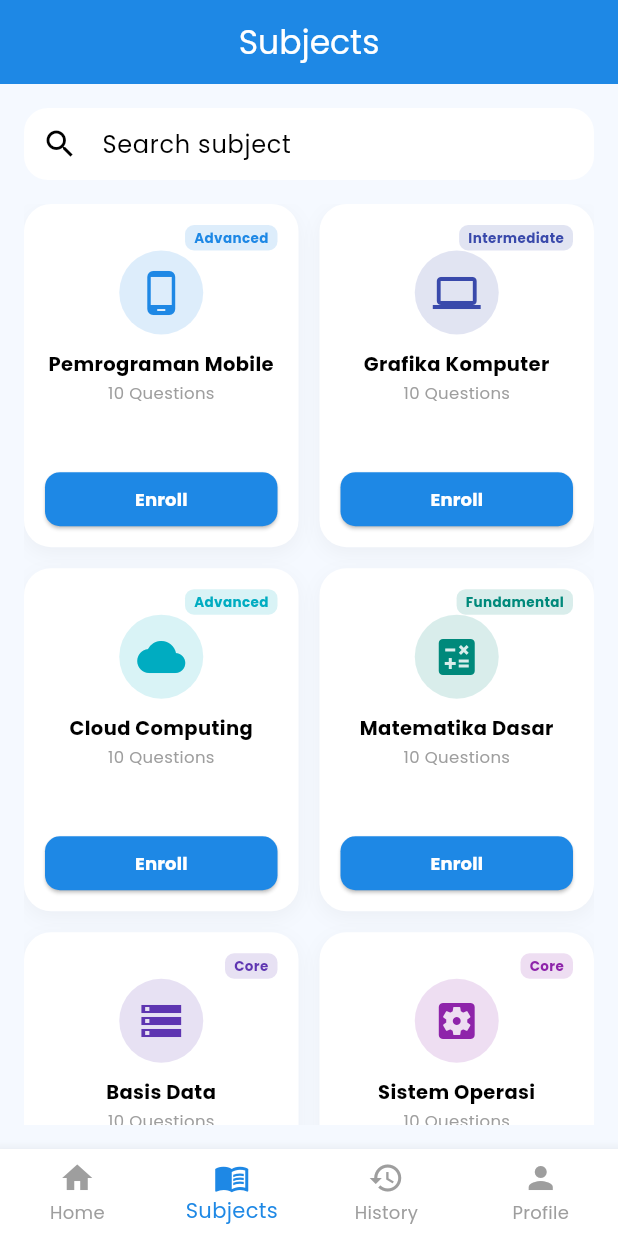
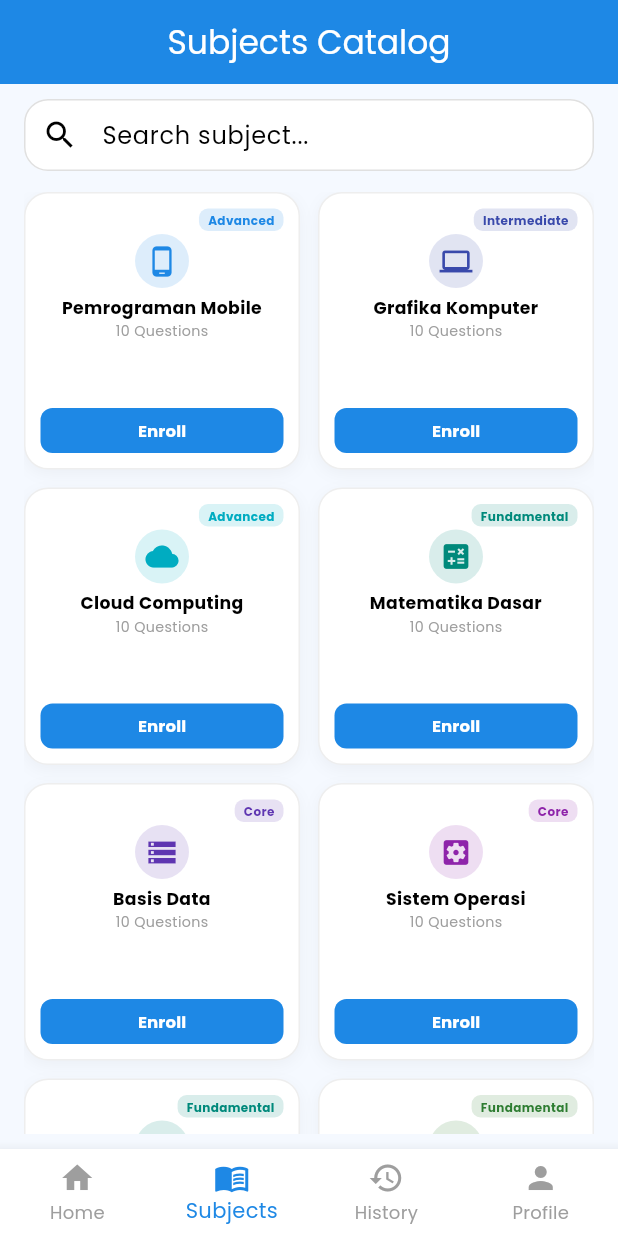
Before and after one commit to ysjltaa/quizly, a Flutter app: the screen it shows after launch, item 2 of the bottom bar chosen, on a phone screen of 412 x 824 dp. Run offline on Flutter 3.47's test engine with Material 3 defaults, Android fonts, the phone set to English and light mode, and no system bars; our stand-ins replace google_fonts, image_picker.

Commit message:
Refactor SubjectsScreen layout and search feature
Updated the SubjectsScreen layout and search functionality for better user experience.

```diff
--- a/lib/screens/subjects_screen.dart
+++ b/lib/screens/subjects_screen.dart
@@ -46,58 +46,68 @@ class _SubjectsScreenState extends State<SubjectsScreen> {
         .toList();
 
     return Scaffold(
-      appBar: AppBar(title: const Text("Subjects")),
+      appBar: AppBar(title: const Text("Subjects Catalog"), elevation: 0),
       body: SafeArea(
         child: Padding(
-          padding: const EdgeInsets.all(16.0),
+          padding: const EdgeInsets.symmetric(horizontal: 16.0, vertical: 10.0),
           child: Column(
             children: [
               // Search Input Field
               TextField(
                 onChanged: (val) => setState(() => _searchQuery = val),
                 decoration: InputDecoration(
-                  hintText: "Search subject ",
+                  hintText: "Search subject...",
                   prefixIcon: const Icon(Icons.search),
                   filled: true,
                   fillColor: isDark ? const Color(0xFF1E293B) : Colors.white,
                   border: OutlineInputBorder(
                     borderRadius: BorderRadius.circular(16),
-                    borderSide: BorderSide.none,
+                    borderSide: BorderSide(color: isDark ? Colors.white12 : Colors.grey.shade300),
+                  ),
+                  enabledBorder: OutlineInputBorder(
+                    borderRadius: BorderRadius.circular(16),
+                    borderSide: BorderSide(color: isDark ? Colors.white12 : Colors.grey.shade300),
                   ),
                   contentPadding: const EdgeInsets.symmetric(vertical: 0),
                 ),
               ),
-              const SizedBox(height: 16),
+              const SizedBox(height: 14),
 
-              // Grid Subjek Catalog
+              // Grid Catalog Subjek dengan mainAxisExtent agar ukuran card pas dan rapi
               Expanded(
                 child: searchResults.isEmpty
                     ? const Center(child: Text("No subject found matching query.", style: TextStyle(color: Colors.grey)))
                     : GridView.builder(
                   itemCount: searchResults.length,
                   gridDelegate: const SliverGridDelegateWithFixedCrossAxisCount(
-                    crossAxisCount: 2,
-                    crossAxisSpacing: 14,
-                    mainAxisSpacing: 14,
-                    childAspectRatio: 0.8,
+                    crossAxisCount: 2,           // 2 Kolom ke samping
+                    crossAxisSpacing: 12,        // Jarak antar kolom
+                    mainAxisSpacing: 12,         // Jarak antar baris
+                    mainAxisExtent: 185,         // Mengunci tinggi card secara konsisten & pas tanpa ruang kosong
                   ),
                   itemBuilder: (context, index) {
                     final sub = searchResults[index];
                     return Container(
                       decoration: BoxDecoration(
                         color: isDark ? const Color(0xFF1E293B) : Colors.white,
-                        borderRadius: BorderRadius.circular(18),
+                        borderRadius: BorderRadius.circular(16),
+                        border: Border.all(color: isDark ? Colors.white12 : Colors.grey.shade200),
                         boxShadow: [
                           BoxShadow(
                             color: Colors.black.withOpacity(0.04),
-                            blurRadius: 10,
-                            offset: const Offset(0, 4),
+                            blurRadius: 8,
+                            offset: const Offset(0, 3),
                           ),
                         ],
                       ),
                       child: Padding(
-                        padding: const EdgeInsets.all(14.0),
+                        padding: const EdgeInsets.all(10.0),
                         child: Column(
+                          mainAxisAlignment: MainAxisAlignment.spaceBetween,
+                          crossAxisAlignment: CrossAxisAlignment.center,
+                          children: [
+                            // Bagian Atas: Badge Kategori & Ikon
+                            Column(
                               children: [
                                 Align(
                                   alignment: Alignment.topRight,
@@ -109,36 +119,47 @@ class _SubjectsScreenState extends State<SubjectsScreen> {
                                     ),
                                     child: Text(
                                       sub.category,
-                                  style: TextStyle(color: sub.color, fontSize: 9, fontWeight: FontWeight.bold),
+                                      style: TextStyle(color: sub.color, fontSize: 8, fontWeight: FontWeight.bold),
                                     ),
                                   ),
                                 ),
+                                const SizedBox(height: 2),
                                 Container(
-                              padding: const EdgeInsets.all(12),
+                                  padding: const EdgeInsets.all(7),
                                   decoration: BoxDecoration(
                                     color: sub.color.withOpacity(0.15),
                                     shape: BoxShape.circle,
                                   ),
-                              child: Icon(sub.icon, color: sub.color, size: 32),
+                                  child: Icon(sub.icon, color: sub.color, size: 22),
                                 ),
-                            const SizedBox(height: 10),
+                                const SizedBox(height: 6),
+                                // Judul Mata Kuliah
                                 Text(
                                   sub.title,
                                   textAlign: TextAlign.center,
                                   maxLines: 2,
                                   overflow: TextOverflow.ellipsis,
-                              style: const TextStyle(fontWeight: FontWeight.bold, fontSize: 13),
+                                  style: const TextStyle(fontWeight: FontWeight.bold, fontSize: 11.5, height: 1.2),
                                 ),
                                 const SizedBox(height: 2),
-                            const Text("10 Questions", style: TextStyle(color: Colors.grey, fontSize: 11)),
-                            const Spacer(),
+                                const Text(
+                                  "10 Questions",
+                                  style: TextStyle(color: Colors.grey, fontSize: 9.5),
+                                ),
+                              ],
+                            ),
+
+                            // Bagian Bawah: Tombol Enroll
                             SizedBox(
                               width: double.infinity,
-                              height: 36,
+                              height: 30,
                               child: ElevatedButton(
                                 style: ElevatedButton.styleFrom(
                                   backgroundColor: Theme.of(context).primaryColor,
-                                  shape: RoundedRectangleBorder(borderRadius: BorderRadius.circular(10)),
+                                  foregroundColor: Colors.white,
+                                  elevation: 0,
+                                  padding: EdgeInsets.zero,
+                                  shape: RoundedRectangleBorder(borderRadius: BorderRadius.circular(8)),
                                 ),
                                 onPressed: () => _checkAuthAndNavigate(
                                   context,
@@ -149,7 +170,7 @@ class _SubjectsScreenState extends State<SubjectsScreen> {
                                     isDarkMode: widget.isDarkMode,
                                   ),
                                 ),
-                                child: const Text("Enroll", style: TextStyle(fontSize: 12, color: Colors.white, fontWeight: FontWeight.bold)),
+                                child: const Text("Enroll", style: TextStyle(fontSize: 11, fontWeight: FontWeight.bold)),
                               ),
                             ),
                           ],
```
Lines whose indentation alone changed are shown as unchanged.
